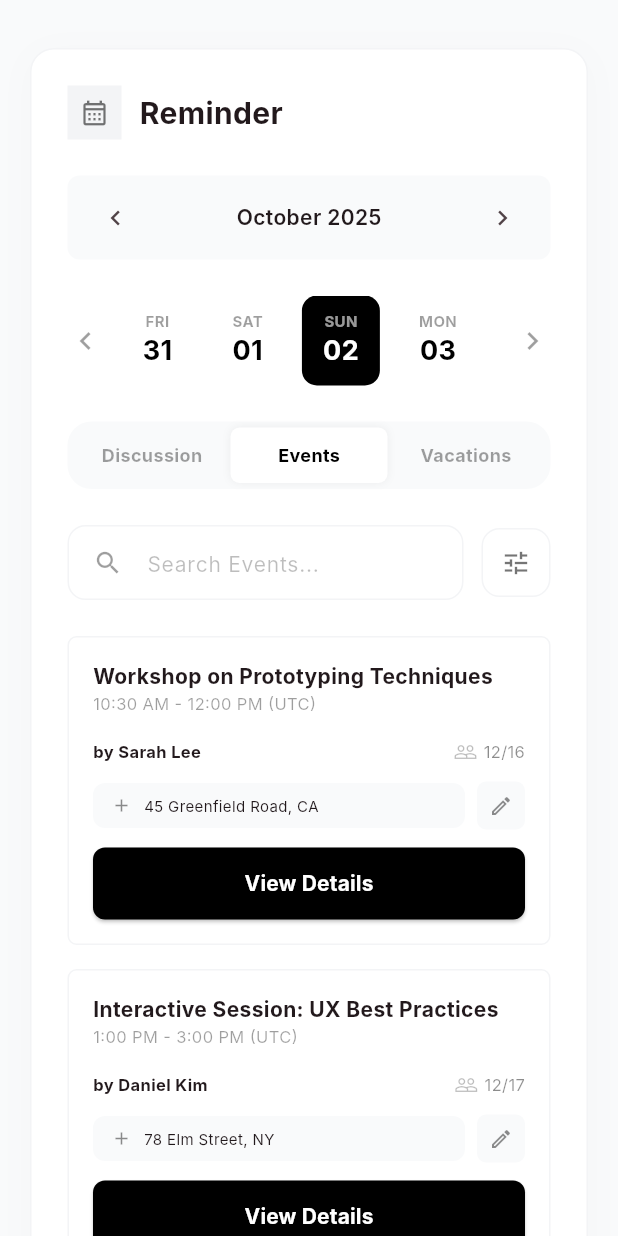
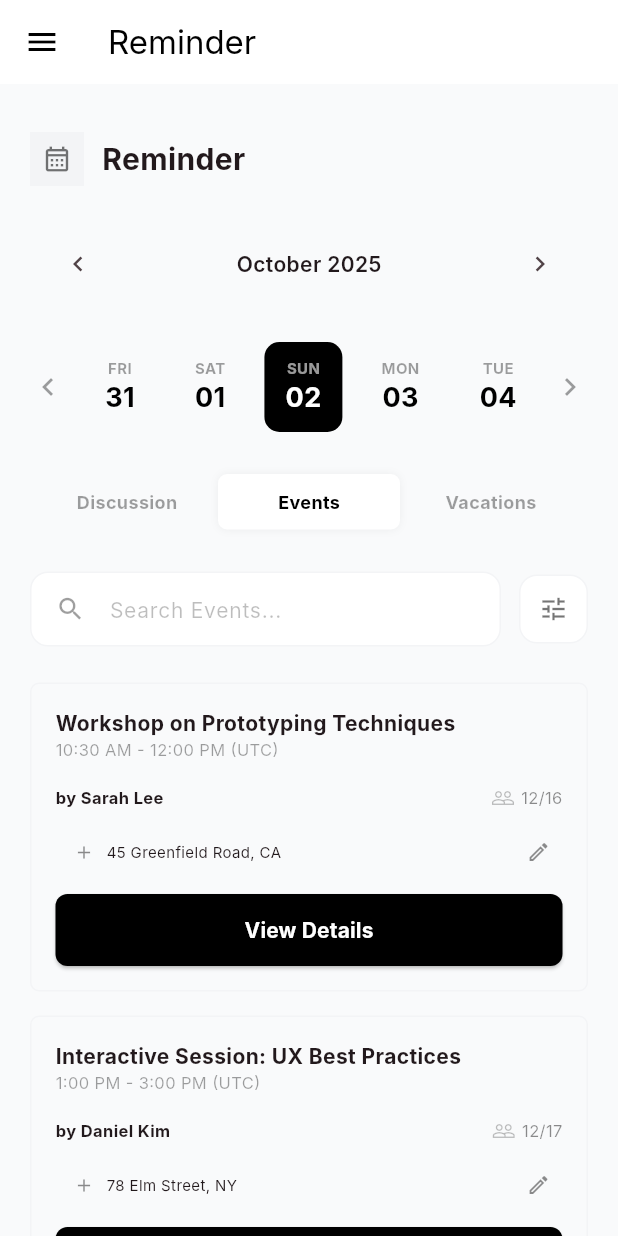
Before and after one commit to AaronPeterOcen/calendly, a Flutter app: the screen it shows after launch, on a phone screen of 412 x 824 dp. Run offline on Flutter 3.47's test engine with Material 3 defaults, Android fonts, the phone set to English and light mode, and no system bars; Roboto replaces fonts that are missing (Inter).

Commit message:
update that was not pushed

```diff
--- a/lib/main.dart
+++ b/lib/main.dart
@@ -36,30 +36,87 @@ class ZenTaskApp extends StatelessWidget {
   }
 }
 
-/// Main home screen displaying all task management panels
-class HomeScreen extends StatelessWidget {
+/// Main home screen with drawer navigation
+class HomeScreen extends StatefulWidget {
   const HomeScreen({super.key});
+
+  @override
+  State<HomeScreen> createState() => _HomeScreenState();
+}
+
+class _HomeScreenState extends State<HomeScreen> {
+  int _selectedIndex = 0;
+
+  final List<String> _titles = [
+    'Reminder',
+    'Task Detail',
+    'Session Lifetime',
+    'Notes',
+  ];
+
+  final List<Widget> _pages = const [
+    ReminderPage(),
+    TaskDetailPage(),
+    SessionLifetimePage(),
+    NotesPage(),
+  ];
 
   @override
   Widget build(BuildContext context) {
     return Scaffold(
+      appBar: AppBar(
+        title: Text(_titles[_selectedIndex]),
+        backgroundColor: Colors.white,
+        elevation: 0,
+        foregroundColor: Colors.black,
+      ),
+      drawer: NavigationDrawer(
+        selectedIndex: _selectedIndex,
+        onDestinationSelected: (index) {
+          setState(() {
+            _selectedIndex = index;
+          });
+          Navigator.pop(context);
+        },
+        children: [
+          DrawerHeader(
+            child: Container(
+              alignment: Alignment.centerLeft,
+              child: const Text(
+                'ZenTask Manager',
+                style: TextStyle(fontSize: 24, fontWeight: FontWeight.bold),
+              ),
+            ),
+          ),
+          NavigationDrawerDestination(
+            label: const Text('Reminder'),
+            icon: const Icon(Icons.notifications),
+            selectedIcon: const Icon(Icons.notifications_active),
+          ),
+          NavigationDrawerDestination(
+            label: const Text('Task Detail'),
+            icon: const Icon(Icons.task),
+            selectedIcon: const Icon(Icons.task_alt),
+          ),
+          NavigationDrawerDestination(
+            label: const Text('Session Lifetime'),
+            icon: const Icon(Icons.schedule),
+            selectedIcon: const Icon(Icons.schedule_outlined),
+          ),
+          NavigationDrawerDestination(
+            label: const Text('Notes'),
+            icon: const Icon(Icons.note),
+            selectedIcon: const Icon(Icons.note_outlined),
+          ),
+        ],
+      ),
       body: SafeArea(
         child: SingleChildScrollView(
           padding: const EdgeInsets.symmetric(horizontal: 20, vertical: 32),
           child: Center(
             child: ConstrainedBox(
               constraints: const BoxConstraints(maxWidth: 600),
-              child: Column(
-                children: const [
-                  ReminderPanel(),
-                  SizedBox(height: 24),
-                  TaskDetailPanel(),
-                  SizedBox(height: 24),
-                  SessionLifetimePanel(),
-                  SizedBox(height: 24),
-                  NotesPanel(),
-                ],
-              ),
+              child: _pages[_selectedIndex],
             ),
           ),
         ),
@@ -67,3 +124,43 @@ class HomeScreen extends StatelessWidget {
     );
   }
 }
+
+/// Reminder panel page
+class ReminderPage extends StatelessWidget {
+  const ReminderPage({super.key});
+
+  @override
+  Widget build(BuildContext context) {
+    return const ReminderPanel();
+  }
+}
+
+/// Task detail panel page
+class TaskDetailPage extends StatelessWidget {
+  const TaskDetailPage({super.key});
+
+  @override
+  Widget build(BuildContext context) {
+    return const TaskDetailPanel();
+  }
+}
+
+/// Session lifetime panel page
+class SessionLifetimePage extends StatelessWidget {
+  const SessionLifetimePage({super.key});
+
+  @override
+  Widget build(BuildContext context) {
+    return const SessionLifetimePanel();
+  }
+}
+
+/// Notes panel page
+class NotesPage extends StatelessWidget {
+  const NotesPage({super.key});
+
+  @override
+  Widget build(BuildContext context) {
+    return const NotesPanel();
+  }
+}
--- a/lib/widgets/notes_panel.dart
+++ b/lib/widgets/notes_panel.dart
@@ -7,8 +7,7 @@ class NotesPanel extends StatelessWidget {
 
   @override
   Widget build(BuildContext context) {
-    return SectionCard(
-      child: Column(
+    return Column(
       children: [
         Row(
           mainAxisAlignment: MainAxisAlignment.spaceBetween,
@@ -104,7 +103,6 @@ class NotesPanel extends StatelessWidget {
           tagColor: Colors.green,
         ),
       ],
-      ),
     );
   }
 }
--- a/lib/widgets/reminder_panel.dart
+++ b/lib/widgets/reminder_panel.dart
@@ -49,8 +49,7 @@ class _ReminderPanelState extends State<ReminderPanel> {
       {'day': 'Sun', 'date': '09'},
     ];
 
-    return SectionCard(
-      child: Column(
+    return Column(
       crossAxisAlignment: CrossAxisAlignment.start,
       children: [
         Row(
@@ -224,7 +223,6 @@ class _ReminderPanelState extends State<ReminderPanel> {
           attendees: '12/17',
         ),
       ],
-      ),
     );
   }
 }
--- a/lib/widgets/session_lifetime_panel.dart
+++ b/lib/widgets/session_lifetime_panel.dart
@@ -1,5 +1,4 @@
 import 'package:flutter/material.dart';
-import 'shared_components.dart';
 
 /// Panel for configuring session timeout and app usage limits
 class SessionLifetimePanel extends StatelessWidget {
@@ -7,8 +6,7 @@ class SessionLifetimePanel extends StatelessWidget {
 
   @override
   Widget build(BuildContext context) {
-    return SectionCard(
-      child: Column(
+    return Column(
       crossAxisAlignment: CrossAxisAlignment.start,
       children: [
         Row(
@@ -122,7 +120,6 @@ class SessionLifetimePanel extends StatelessWidget {
           ],
         ),
       ],
-      ),
     );
   }
 }
--- a/lib/widgets/task_detail_panel.dart
+++ b/lib/widgets/task_detail_panel.dart
@@ -1,5 +1,4 @@
 import 'package:flutter/material.dart';
-import 'shared_components.dart';
 
 /// Panel for editing and managing task details
 class TaskDetailPanel extends StatelessWidget {
@@ -7,8 +6,7 @@ class TaskDetailPanel extends StatelessWidget {
 
   @override
   Widget build(BuildContext context) {
-    return SectionCard(
-      child: Column(
+    return Column(
       crossAxisAlignment: CrossAxisAlignment.start,
       children: [
         Row(
@@ -110,7 +108,6 @@ class TaskDetailPanel extends StatelessWidget {
           ],
         ),
       ],
-      ),
     );
   }
 }
```
Lines whose indentation alone changed are shown as unchanged.
